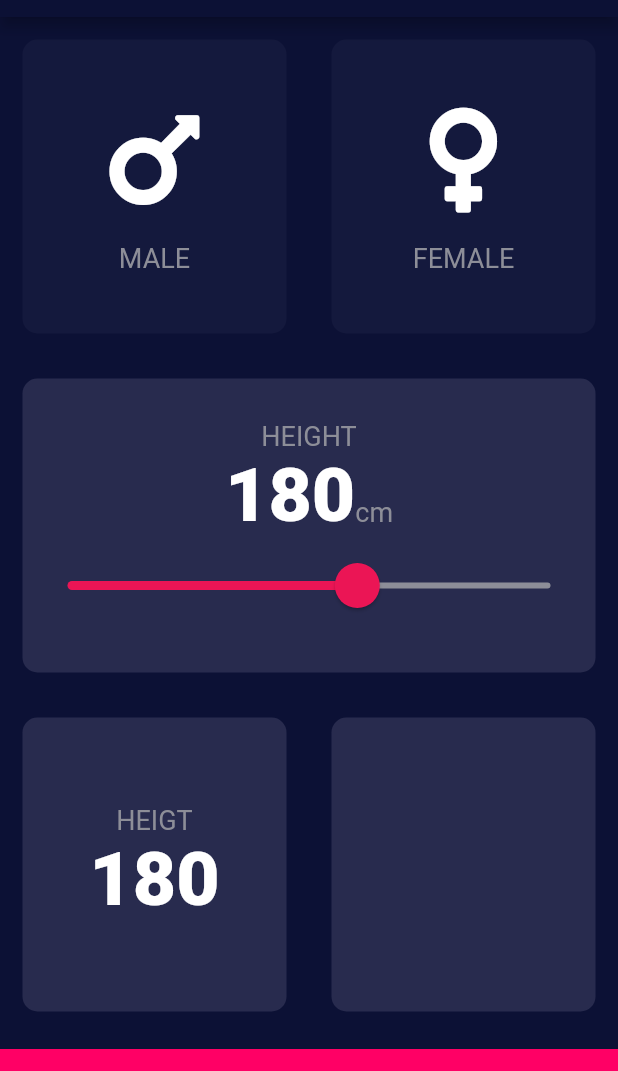
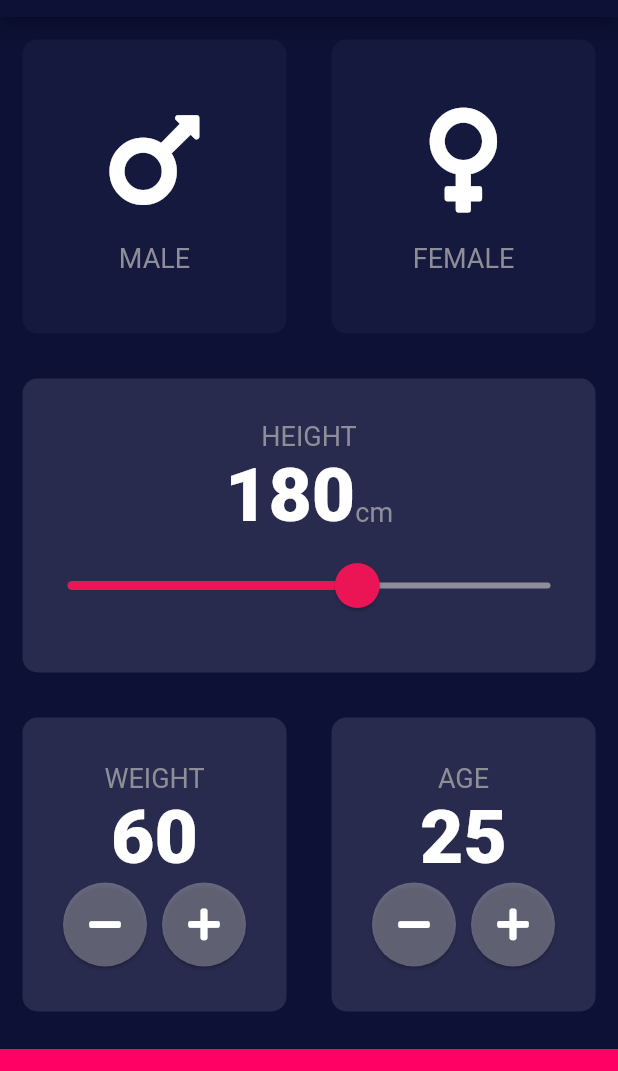
Before and after one commit to rautellin/flutter-BMI-calculator, a Flutter app: the screen it shows after launch, on a phone screen of 412 x 824 dp, the part 67-1138 px from its top. Run offline on Flutter 3.47's test engine with Material 2 defaults, Android fonts, the phone set to English and light mode, and no system bars; our stand-ins replace font_awesome_flutter.

Commit message:
added more widgets

```diff
--- a/lib/constants/styles.dart
+++ /dev/null
@@ -1,12 +0,0 @@
-import 'package:flutter/material.dart';
-
-const TextStyle textStyle = TextStyle(color: Color(0xFF8D8E98), fontSize: 18.0);
-const TextStyle numberStyle =
-    TextStyle(fontSize: 50.0, fontWeight: FontWeight.w900);
-const double bottomBarHeight = 80.0;
-const Color bottomBarColor = Color(0xFFFF0065);
-const Color activeCardColor = Color(0xFF282B4E);
-const Color inactiveCardColor = Color(0x4D282B4E);
-
-const activeSliderColor = Color(0xFFEB1555);
-const inactiveSliderColor = Color(0xFF8D8E98);
--- a/lib/input_page.dart
+++ b/lib/input_page.dart
@@ -2,6 +2,7 @@ import 'package:flutter/material.dart';
 import 'package:font_awesome_flutter/font_awesome_flutter.dart';
 import 'widgets/icon_content.dart';
 import 'widgets/reusable_card.dart';
+import 'widgets/round_icon_button.dart';
 import 'constants/constants.dart' as Constants;
 
 enum Gender { male, female }
@@ -14,7 +15,8 @@ class InputPage extends StatefulWidget {
 class _InputPageState extends State<InputPage> {
   Gender selectedGender;
   int height = 180;
-  int weight = 180;
+  int weight = 60;
+  int age = 25;
 
   @override
   Widget build(BuildContext context) {
@@ -123,12 +125,36 @@ class _InputPageState extends State<InputPage> {
                       mainAxisAlignment: MainAxisAlignment.center,
                       children: [
                         Text(
-                          'HEIGT',
+                          'WEIGHT',
                           style: Constants.textStyle,
                         ),
                         Text(
-                          height.toString(),
+                          weight.toString(),
                           style: Constants.numberStyle,
+                        ),
+                        Row(
+                          mainAxisAlignment: MainAxisAlignment.center,
+                          children: [
+                            RoundIconButton(
+                              icon: FontAwesomeIcons.minus,
+                              onTapped: () {
+                                setState(() {
+                                  weight--;
+                                });
+                              },
+                            ),
+                            SizedBox(
+                              width: 10.0,
+                            ),
+                            RoundIconButton(
+                              icon: FontAwesomeIcons.plus,
+                              onTapped: () {
+                                setState(() {
+                                  weight++;
+                                });
+                              },
+                            )
+                          ],
                         )
                       ],
                     ),
@@ -137,6 +163,43 @@ class _InputPageState extends State<InputPage> {
                 Expanded(
                   child: ReusableCard(
                     color: Constants.activeCardColor,
+                    child: Column(
+                      mainAxisAlignment: MainAxisAlignment.center,
+                      children: [
+                        Text(
+                          'AGE',
+                          style: Constants.textStyle,
+                        ),
+                        Text(
+                          age.toString(),
+                          style: Constants.numberStyle,
+                        ),
+                        Row(
+                          mainAxisAlignment: MainAxisAlignment.center,
+                          children: [
+                            RoundIconButton(
+                              icon: FontAwesomeIcons.minus,
+                              onTapped: () {
+                                setState(() {
+                                  age--;
+                                });
+                              },
+                            ),
+                            SizedBox(
+                              width: 10.0,
+                            ),
+                            RoundIconButton(
+                              icon: FontAwesomeIcons.plus,
+                              onTapped: () {
+                                setState(() {
+                                  age++;
+                                });
+                              },
+                            )
+                          ],
+                        )
+                      ],
+                    ),
                   ),
                 ),
               ],
--- /dev/null
+++ b/lib/widgets/round_icon_button.dart
@@ -0,0 +1,20 @@
+import 'package:flutter/material.dart';
+
+class RoundIconButton extends StatelessWidget {
+  final IconData icon;
+  final Function onTapped;
+
+  RoundIconButton({@required this.icon, @required this.onTapped});
+
+  @override
+  Widget build(BuildContext context) {
+    return RawMaterialButton(
+      child: Icon(icon),
+      onPressed: onTapped,
+      elevation: 1.0,
+      constraints: BoxConstraints.tightFor(width: 56.0, height: 56.0),
+      shape: CircleBorder(),
+      fillColor: Color(0x4AFFFFFF),
+    );
+  }
+}
```
Also changed, not shown: 8 other files.
